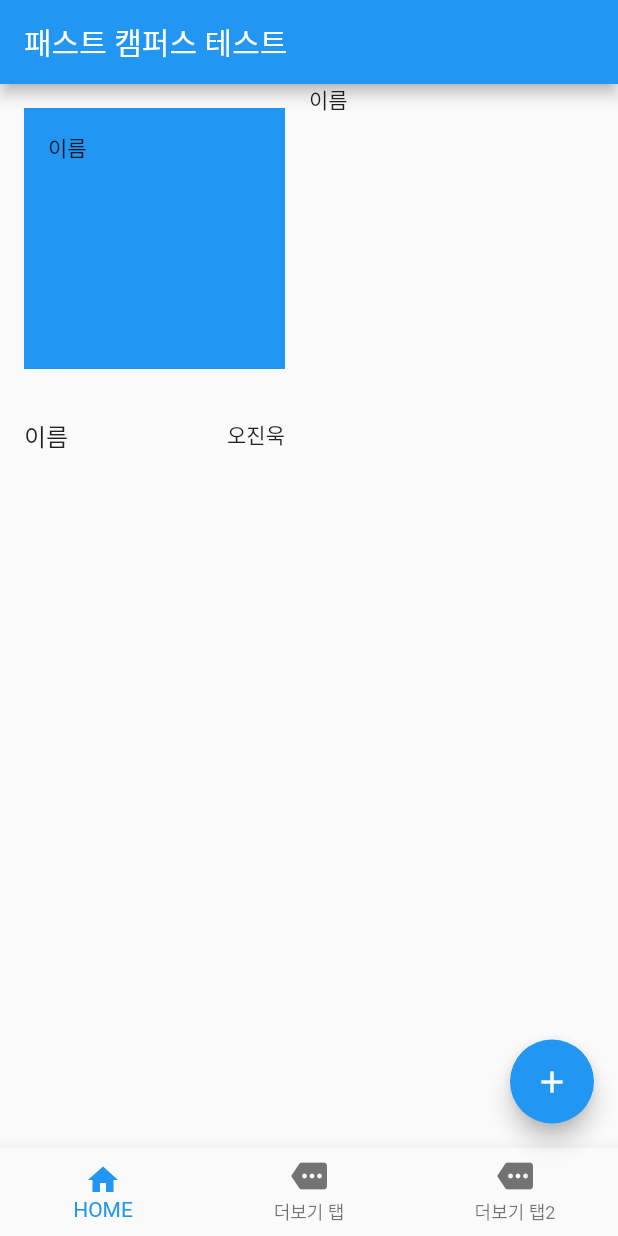
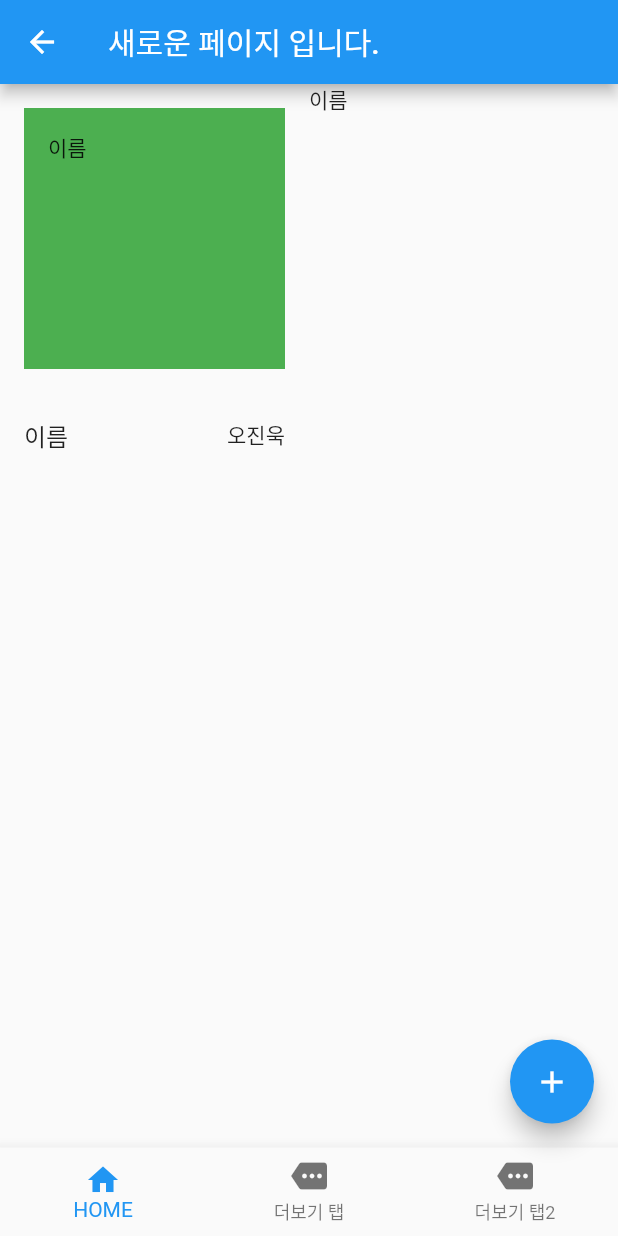
Before and after one commit to wlsdnr4675/flutter_study, a Flutter app: the MyHomePage screen opened directly, after a tap on the "add" icon, on a phone screen of 412 x 824 dp. Run offline on Flutter 3.47's test engine with Material 2 defaults, Android fonts, the phone set to English and light mode, and no system bars.

```diff
--- a/fastcampus/lib/main.dart
+++ b/fastcampus/lib/main.dart
@@ -50,6 +50,7 @@ class MyHomePage extends StatefulWidget {
 class _MyHomePageState extends State<MyHomePage> {
   int _counter = 0;
   int _idx = 0;
+  Color color = Colors.blue;
 
   void _incrementCounter() {
     setState(() {
@@ -63,6 +64,12 @@ class _MyHomePageState extends State<MyHomePage> {
   }
 
   @override
+  void initState() {
+    super.initState();
+    color = Colors.green;
+  }
+
+  @override
   Widget build(BuildContext context) {
     // This method is rerun every time setState is called, for instance as done
     // by the _incrementCounter method above.
@@ -72,18 +79,23 @@ class _MyHomePageState extends State<MyHomePage> {
     // than having to individually change instances of widgets.
     return Scaffold(
       appBar: AppBar(
-        title: Text("패스트 캠퍼스 테스트"),
+        title: Text(widget.title),
       ),
       body: Center(
         child: GridView.count(
           crossAxisCount: 2,
           childAspectRatio: 1,
           children: <Widget>[
-            Container(
-              child: Text("이름"),
-              margin: EdgeInsets.all(16),
-              padding: EdgeInsets.all(16),
-              color: Colors.blue,
+            InkWell(
+              child: Container(
+                child: Text("이름"),
+                margin: EdgeInsets.all(16),
+                padding: EdgeInsets.all(16),
+                color: color,
+              ),
+              onTap: () => {
+                setState(() => {color = Colors.red})
+              },
             ),
             Text("이름"),
             ListTile(
@@ -95,7 +107,11 @@ class _MyHomePageState extends State<MyHomePage> {
         ),
       ),
       floatingActionButton: FloatingActionButton(
-        onPressed: () => {print("FAB 눌림")},
+        onPressed: () => {
+          Navigator.of(context).push(MaterialPageRoute(builder: (ctx) {
+            return MyHomePage(title: "새로운 페이지 입니다.");
+          }))
+        },
         tooltip: 'Increment',
         child: const Icon(Icons.add),
       ),
```
